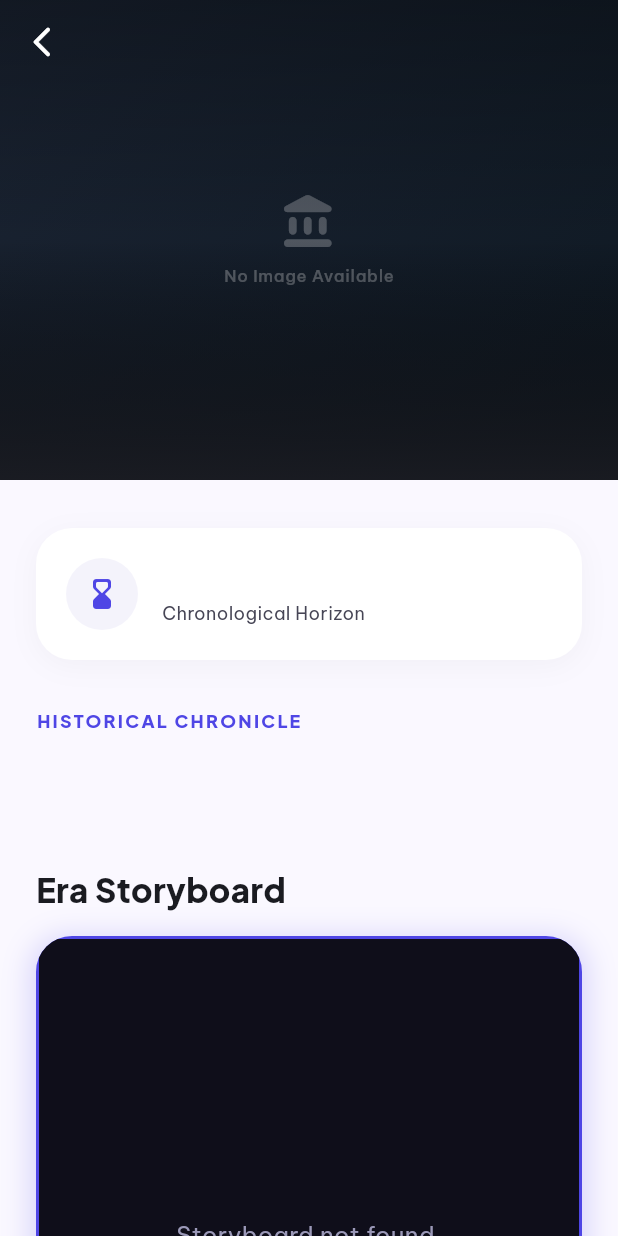
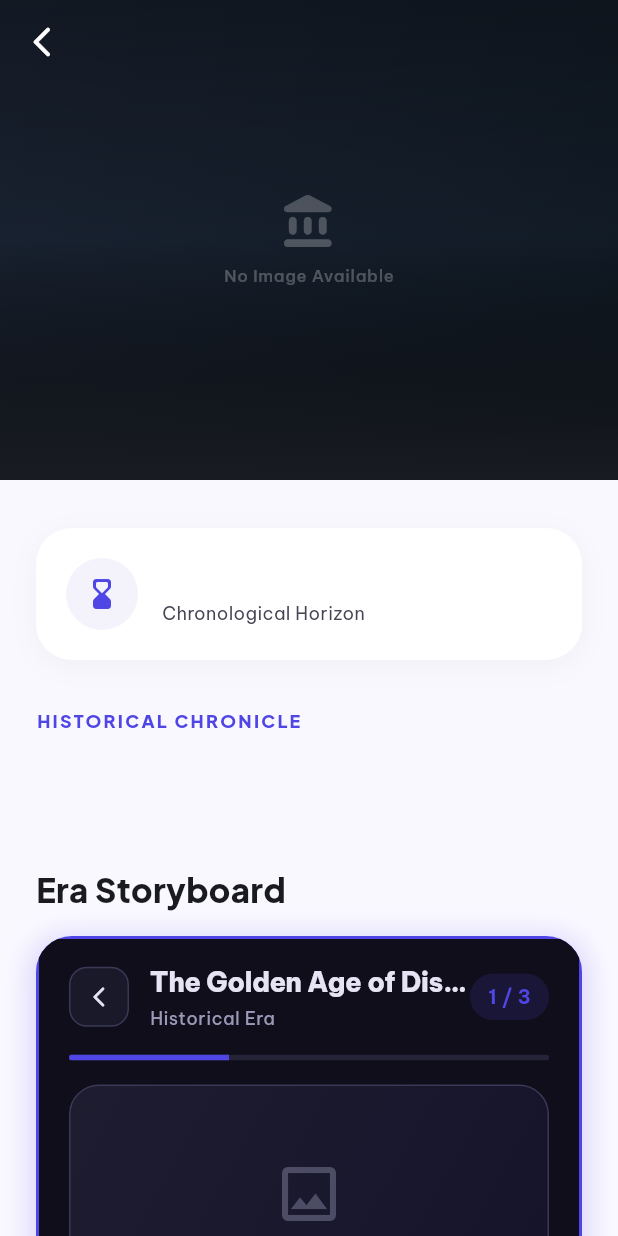
Before and after one commit to UsmanSardar123/Time-Explorer_fyp, a Flutter app: the EraDetailsPage screen opened directly with empty values, on a phone screen of 412 x 824 dp. Run offline on Flutter 3.47's test engine with Material 3 defaults, Android fonts, the phone set to English and light mode, and no system bars; our stand-ins replace cached_network_image, cloud_firestore, connectivity_plus, equatable, firebase_analytics, firebase_auth and 25 more; missing offline and left inert: image_gallery_saver_plus; accounts and stored records are empty; network calls fail.

Commit message:
added structure of story board

```diff
--- a/lib/views/storyboard_card.dart
+++ b/lib/views/storyboard_card.dart
@@ -15,7 +15,7 @@ class StoryboardCard extends StatelessWidget {
     return Container(
       width: double.infinity,
       // Fix visibility by providing explicit height constraint
-      height: 400,
+      height: 500,
       decoration: BoxDecoration(
         color: const Color(0xFF0F0E1A), // Dark mode background
         borderRadius: BorderRadius.circular(24),
--- a/lib/views/storyboard_view.dart
+++ b/lib/views/storyboard_view.dart
@@ -206,7 +206,7 @@ class _StoryboardViewState extends State<StoryboardView> {
             flex: 3,
             child: Container(
               width: double.infinity,
-              padding: const EdgeInsets.all(24),
+              padding: const EdgeInsets.all(16),
               decoration: BoxDecoration(
                 color: _surface,
                 borderRadius: BorderRadius.circular(20),
@@ -364,19 +364,32 @@ class StoryboardStreamView extends StatelessWidget {
           );
         }
 
-        final storyboard = snapshot.data;
-        if (storyboard == null) {
-          return Scaffold(
-            backgroundColor: _bg,
-            body: Center(
-              child: Text(
-                'Storyboard not found.',
-                key: const Key('not-found'),
-                style: const TextStyle(color: _textSecondary, fontSize: 16),
-              ),
+        final storyboard = snapshot.data ?? Storyboard(
+          id: storyboardId,
+          title: 'The Golden Age of Discovery',
+          era: 'Historical Era',
+          totalPanels: 3,
+          panelsList: [
+            StoryboardPanel(
+              panelNumber: 1,
+              imageUrl: '',
+              description: 'A grand civilization emerges, pushing the boundaries of knowledge and human endeavor.',
+              audioUrl: '',
             ),
-          );
-        }
+            StoryboardPanel(
+              panelNumber: 2,
+              imageUrl: '',
+              description: 'Innovations in architecture and science pave the way for future generations.',
+              audioUrl: '',
+            ),
+            StoryboardPanel(
+              panelNumber: 3,
+              imageUrl: '',
+              description: 'Their legacy remains etched in history, a testament to human resilience.',
+              audioUrl: '',
+            ),
+          ],
+        );
 
         return StoryboardView(storyboard: storyboard);
       },
```
Also changed, not shown: 2 other files.
